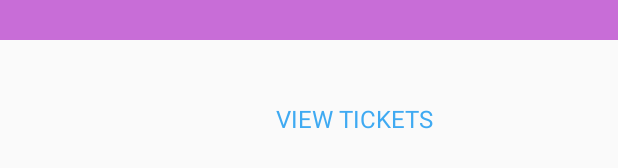
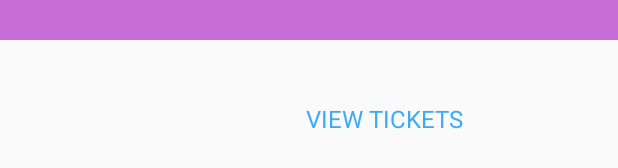
Before and after one commit to PiratedVirus/FlightReservation, an Android app: the layout activity_show_flights.xml on its own in the app's theme, with its tools: preview values and no code run, on a phone screen of 412 x 824 dp. Shown: the part 617-785 px from the top of the screen. Run offline under Robolectric (Android 15) with nearby library versions, the phone set to English and light mode, and no system bars; network calls fail.

Commit message:
v5.0
Fixed all issues, Still some design improvements

```diff
--- a/app/src/main/res/layout/activity_show_flights.xml
+++ b/app/src/main/res/layout/activity_show_flights.xml
@@ -117,7 +117,7 @@
         android:layout_below="@+id/textView3" />
 
     <TextView
-        android:layout_marginLeft="30dp"
+        android:layout_marginLeft="50dp"
         android:layout_width="wrap_content"
         android:layout_height="wrap_content"
         android:text="View Tickets"
```
